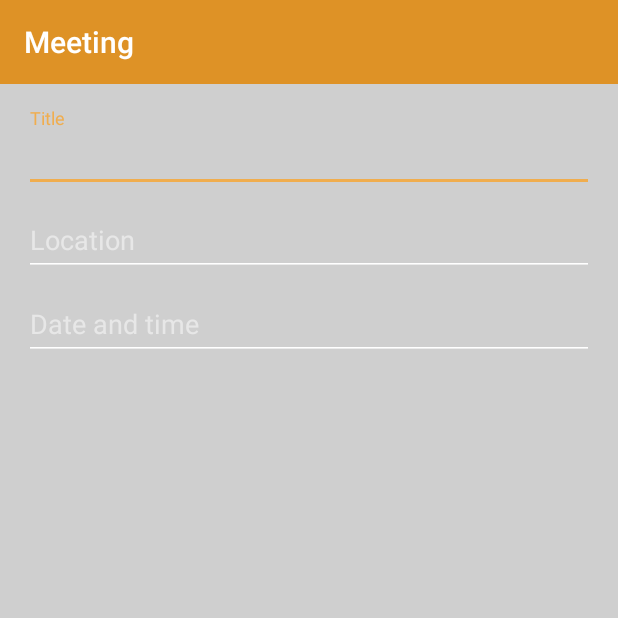
After one commit to gerasp/MeetAndEat, an Android app: the NewMeetingActivity screen opened directly, with no data from a screen before it, on a phone screen of 412 x 824 dp, the top half of it. The commit adds this screen. Run offline under Robolectric (Android 15) with nearby library versions, the phone set to English and light mode, and no system bars.

Commit message:
New Meeting Dialog

```diff
--- /dev/null
+++ b/app/src/main/java/net/gerardomedina/meetandeat/view/activity/NewMeetingActivity.java
@@ -0,0 +1,54 @@
+package net.gerardomedina.meetandeat.view.activity;
+
+import android.app.Activity;
+import android.content.Intent;
+import android.os.Bundle;
+import android.support.design.widget.FloatingActionButton;
+import android.support.design.widget.Snackbar;
+import android.support.v7.app.AppCompatActivity;
+import android.support.v7.widget.Toolbar;
+import android.util.Log;
+import android.view.View;
+import android.view.Window;
+import android.widget.Button;
+import android.widget.TextView;
+
+import com.google.android.gms.common.GooglePlayServicesNotAvailableException;
+import com.google.android.gms.common.GooglePlayServicesRepairableException;
+import com.google.android.gms.location.places.ui.PlacePicker;
+
+import net.gerardomedina.meetandeat.R;
+
+public class NewMeetingActivity extends AppCompatActivity {
+
+    public TextView location;
+    public static final int PLACE_PICKER_REQUEST = 1;
+
+    @Override
+    protected void onCreate(Bundle savedInstanceState) {
+        super.onCreate(savedInstanceState);
+        setContentView(R.layout.activity_newmeeting);
+        Toolbar toolbar = (Toolbar) findViewById(R.id.toolbar);
+        setSupportActionBar(toolbar);
+        toolbar.setTitle(getString(R.string.new_meeting));
+
+        TextView title = (TextView)findViewById(R.id.newMeetingTitleInput);
+
+        location = (TextView)findViewById(R.id.newMeetingLocationInput);
+        location.setOnClickListener(new View.OnClickListener() {
+            @Override
+            public void onClick(View v) {
+                PlacePicker.IntentBuilder builder = new PlacePicker.IntentBuilder();
+                Intent intent;
+                try {
+                    intent = builder.build(getParent());
+                    startActivityForResult(intent,PLACE_PICKER_REQUEST);
+                } catch (GooglePlayServicesRepairableException | GooglePlayServicesNotAvailableException e) {
+                    Log.e("Google Play",e.getMessage());
+                }
+            }
+        });
+
+
+    }
+}
--- /dev/null
+++ b/app/src/main/res/layout/activity_newmeeting.xml
@@ -0,0 +1,76 @@
+<?xml version="1.0" encoding="utf-8"?>
+
+
+<android.support.design.widget.AppBarLayout xmlns:android="http://schemas.android.com/apk/res/android"
+    xmlns:app="http://schemas.android.com/apk/res-auto"
+    android:layout_width="match_parent"
+    android:layout_height="match_parent"
+    android:theme="@style/AppTheme.AppBarOverlay">
+
+    <android.support.v7.widget.Toolbar
+        android:id="@+id/toolbar"
+        android:layout_width="match_parent"
+        android:layout_height="?attr/actionBarSize"
+        android:background="?attr/colorPrimary"
+        app:popupTheme="@style/AppTheme.PopupOverlay" />
+
+    <LinearLayout
+        android:layout_width="match_parent"
+        android:layout_height="match_parent"
+        android:layout_gravity="center_horizontal|top"
+        android:background="@color/colorBackground"
+        android:orientation="vertical"
+        android:padding="@dimen/activity_vertical_margin">
+
+        <android.support.design.widget.TextInputLayout
+            android:layout_width="match_parent"
+            android:layout_height="wrap_content">
+
+            <EditText
+                android:id="@+id/newMeetingTitleInput"
+                android:layout_width="match_parent"
+                android:layout_height="wrap_content"
+                android:hint="@string/new_meeting_title"
+                android:imeActionId="@+id/newMeeting"
+                android:imeActionLabel="@string/action_sign_in"
+                android:imeOptions="actionUnspecified"
+                android:inputType="text"
+                android:maxLines="2" />
+
+        </android.support.design.widget.TextInputLayout>
+
+        <android.support.design.widget.TextInputLayout
+            android:layout_width="match_parent"
+            android:layout_height="wrap_content">
+
+            <EditText
+                android:id="@+id/newMeetingLocationInput"
+                android:layout_width="match_parent"
+                android:layout_height="wrap_content"
+                android:hint="@string/new_meeting_location"
+                android:imeActionId="@+id/newMeeting"
+                android:imeActionLabel="@string/new_meeting_location"
+                android:imeOptions="actionUnspecified"
+                android:inputType="text"
+                android:maxLines="1" />
+
+        </android.support.design.widget.TextInputLayout>
+
+        <android.support.design.widget.TextInputLayout
+            android:layout_width="match_parent"
+            android:layout_height="wrap_content">
+
+            <EditText
+                android:id="@+id/newMeetingDatetimeInput"
+                android:layout_width="match_parent"
+                android:layout_height="wrap_content"
+                android:hint="@string/new_meeting_datetime"
+                android:imeActionId="@+id/newMeeting"
+                android:imeActionLabel="@string/new_meeting_datetime"
+                android:imeOptions="actionUnspecified"
+                android:inputType="datetime"
+                android:maxLines="1" />
+        </android.support.design.widget.TextInputLayout>
+    </LinearLayout>
+
+</android.support.design.widget.AppBarLayout>
--- a/app/src/main/res/values/strings.xml
+++ b/app/src/main/res/values/strings.xml
@@ -1,6 +1,8 @@
 <resources>
     <string name="app_name">Meet&amp;Eat</string>
-
+    <string name="google_maps_key" templateMergeStrategy="preserve" translatable="false">
+        AIzaSyDhWUfyNygBcIGXTqhJMFQfBaAnpfjHVmM
+    </string>
     <!-- Login -->
     <string name="title_login">Login</string>
     <string name="prompt_username">Username</string>
@@ -44,9 +46,12 @@
     <!-- Contacts -->
     <string name="search_new_contacts">Search new contacts</string>
     <string name="new_meeting_title">Title</string>
-    <string name="new_meeting_hint">Barbacue for us</string>
+    <string name="new_meeting_title_hint">Barbacue for us</string>
     <string name="new_meeting_location">Location</string>
     <string name="tap_to_select">Tap to select</string>
     <string name="new_meeting_dialog_title">New meeting</string>
     <string name="title_activity_maps">Map</string>
+    <string name="new_meeting_datetime">Date and time</string>
+    <string name="prompt_title">Title</string>
+    <string name="new_meeting">New meeting</string>
 </resources>
```
Also changed, not shown: app/src/debug/res/values/google_maps_api.xml (deleted, +0 -26 lines), app/src/main/AndroidManifest.xml (+5 -9 lines), app/src/main/java/net/gerardomedina/meetandeat/view/activity/MainActivity.java (+16 -3 lines), app/src/main/java/net/gerardomedina/meetandeat/view/fragment/DashboardFragment.java (+2 -70 lines), app/src/main/res/layout/fragment_dashboard_new.xml (deleted, +0 -74 lines).
